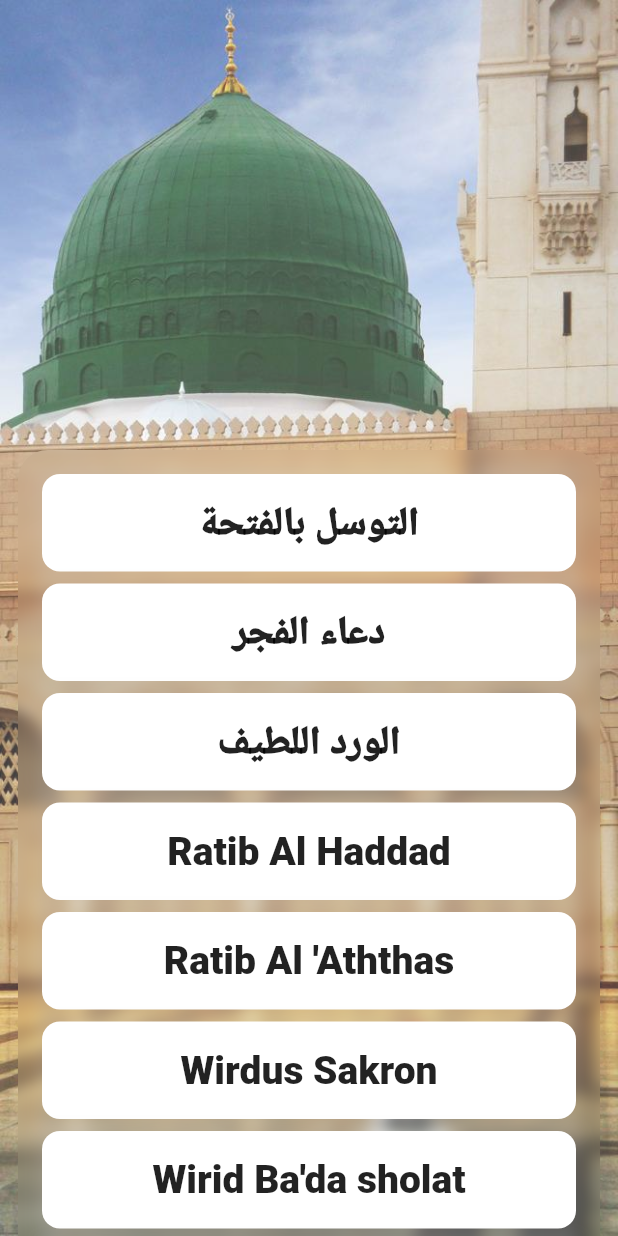
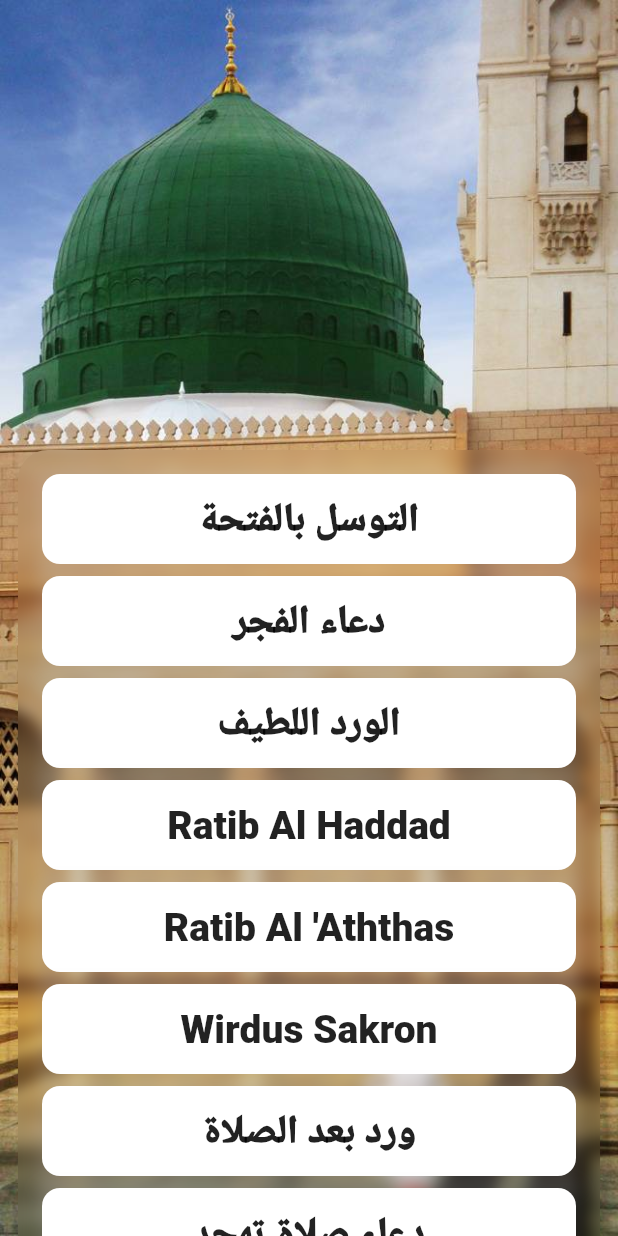
Before and after one commit to rabbanext/buroiqul_qulub, a Flutter app: the screen it shows after launch, on a phone screen of 412 x 824 dp. Run offline on Flutter 3.47's test engine with Material 2 defaults, Android fonts, the phone set to English and light mode, and no system bars; drawn by our look-alikes of blurrycontainer; our stand-ins replace splashscreen; network calls fail.

Commit message:
Update home_screen.dart
renaming pages list

```diff
--- a/lib/screens/home_screen.dart
+++ b/lib/screens/home_screen.dart
@@ -43,18 +43,18 @@ class _HomeScreenState extends State<HomeScreen> {
     "الورد اللطيف",
     "Ratib Al Haddad",
     "Ratib Al 'Aththas",
-    "Wirdus Sakron",
-    "Wirid Ba'da sholat",
-    "Doa Tahajud",
-    "Sholat Hajat",
+    "Wirdus Sakron", //ورد السكران
+    "ورد بعد الصلاة",
+    "دعاء صلاة تهجد",
+    "صلاة الحاجة",
     "Do'a Birrul Walidain",
-    "Yasin",
-    "Do'a Yasin",
-    "Alkahfi",
-    "Asmaul Husna",
-    "Do'a Asmaul Husna",
+    "سورة يٰسۤ",
+    "دعاء يٰسۤ",
+    "الكهف",
+    "الاسماء الحسنى",
+    "دعاء الاسماء الحسنى",
     "الاستغفار الجمع",
-    "Qosidah Muhammadiyah",
+    "قصيدة محمدية",
     "الصلاة لدافع بالاء",
     "الصلاة البشري",
     "الصلاة الفاتح",
@@ -64,8 +64,8 @@ class _HomeScreenState extends State<HomeScreen> {
     "الصلاة الغزنوية",
     "بشائر الخيرات",
     "قد كفاني",
-    "Tahlil",
-    "Do'a Tahlil",
+    "التهليل",
+    "دعاء التهليل",
   ];
 
   @override
@@ -84,22 +84,6 @@ class _HomeScreenState extends State<HomeScreen> {
               width: double.infinity,
               alignment: Alignment.center,
             ),
-            Container(
-              color: Colors.white24,
-              padding: EdgeInsets.all(24),
-              // child: Align(
-              //   alignment: Alignment.topCenter,
-              //   child: Text(
-              //     "Majelis\nBuroiqul Qulub",
-              //     textAlign: TextAlign.center,
-              //     style: TextStyle(
-              //         fontSize: 29,
-              //         fontWeight: FontWeight.w900,
-              //         color: Colors.white,
-              //     ),
-              //   ),
-              // ),
-            ),
             SingleChildScrollView(
               child: Column(
                 children: <Widget>[
@@ -114,7 +98,7 @@ class _HomeScreenState extends State<HomeScreen> {
                           topLeft: Radius.circular(20),
                           topRight: Radius.circular(20)),
                       bgColor: Colors.white,
-                      height: 77 * (judul.length.toDouble() - 1),
+                      height: 72 * (judul.length.toDouble() - 1),
                       child: ListView.builder(
                           physics: NeverScrollableScrollPhysics(),
                           //padding: const EdgeInsets.all(12),
@@ -138,7 +122,7 @@ class _HomeScreenState extends State<HomeScreen> {
                                   borderRadius: BorderRadius.all(Radius.circular(12)),
                                   splashColor: Theme.of(context).primaryColorLight,
                                   child: Container(
-                                    height: 65,
+                                    height: 60,
                                     child: Center(
                                         child: Text(
                                       judul[index],
```
